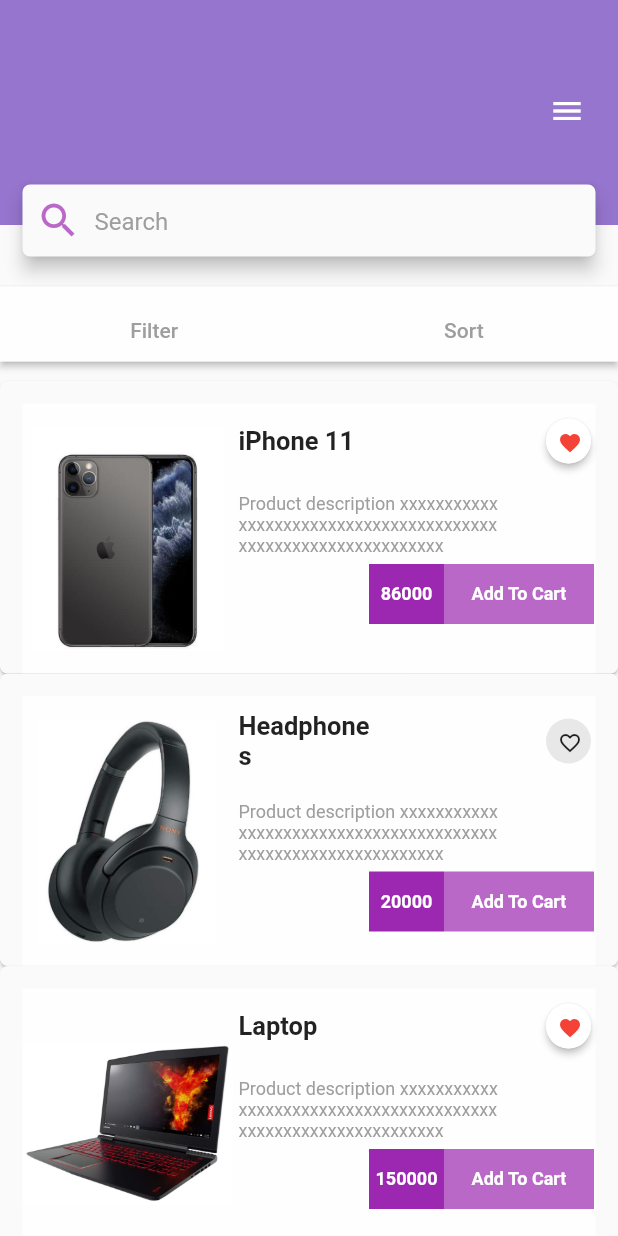
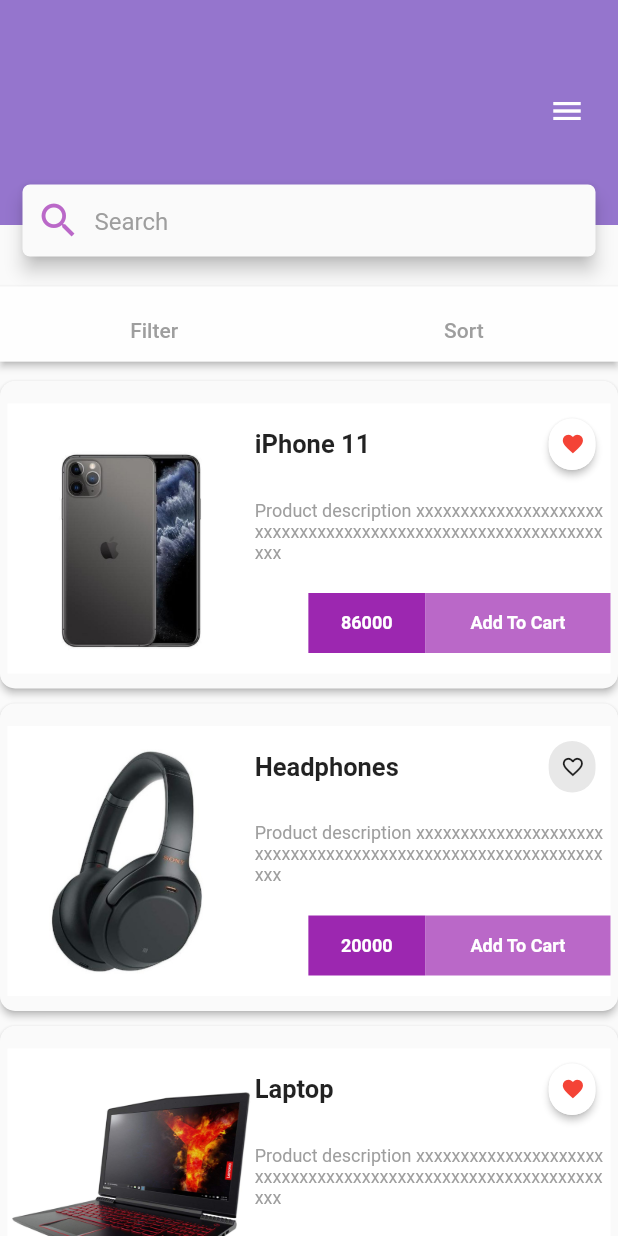
Before and after one commit to PradyumanAgrawal/zomatoClone, a Flutter app: the Discover screen opened by its route, on a phone screen of 412 x 824 dp. Run offline on Flutter 3.47's test engine with Material 2 defaults, Android fonts, the phone set to English and light mode, and no system bars.

Commit message:
fixed the layout overflow issue

```diff
--- a/lib/discover.dart
+++ b/lib/discover.dart
@@ -118,10 +118,15 @@
             ],
           ),
           itemCard('iPhone 11','assets/iphone11.jpg', true,'86000', context),
+          SizedBox(height:10),
           itemCard('Headphones','assets/headphones.jpg', !true,'20000',context),
+          SizedBox(height:10),
           itemCard('Laptop','assets/laptop.jpg', true,'150000',context),
+          SizedBox(height:10),
           itemCard('iPhone 11','assets/airpods.jpg', !true,'15000',context),
+          SizedBox(height:10),
           itemCard('Dress','assets/dress.jpg', true,'5000',context),
+          SizedBox(height:10),
         ],
       ),
     );
@@ -130,37 +135,40 @@
 
 Widget itemCard (String name, String imgPath, bool isFav, String price, BuildContext context){
   return Material(
-    elevation: 1,
-    borderRadius: BorderRadius.circular(5),
+    elevation: 2,
+    borderRadius: BorderRadius.circular(10),
     child: Padding(
-      padding: EdgeInsets.only(left: 15, right: 15, top: 15),
+      padding: EdgeInsets.only(left: 5, right: 5, top: 15, bottom: 10),
       child: Container( //card
         height: 180,
         width: double.infinity,
-        color: Colors.white70,
+        color: Colors.white,
         child: Row(
+          mainAxisAlignment: MainAxisAlignment.spaceEvenly,
           children: <Widget>[
             Container(
-              width: 140.0,
+              width: MediaQuery.of(context).size.width* 1.20/3,
               height: 150.0,
               decoration: BoxDecoration(
               image: DecorationImage(
                   image: AssetImage(imgPath), fit: BoxFit.contain)),
             ),
-            SizedBox(width: 4.0),
-            Column(
+            //SizedBox(width: 4.0),
+            Expanded(
+                child: Container(
+                width: MediaQuery.of(context).size.width*1.80/3 ,
+                child: Column(
                           crossAxisAlignment: CrossAxisAlignment.start,
                           children: <Widget>[
                             SizedBox(height: 10,),
                             Row(
-                  mainAxisAlignment: MainAxisAlignment.spaceBetween,
                               children: <Widget>[
                                 InkWell(
                                   onTap: () {
                                     Navigator.pushNamed(context,'/description');
                                   },
                                   child: Container(
-                        width: 90,
+                                    width: MediaQuery.of(context).size.width*(2/3)*(3/4) - 10,
                                     child: Text(
                                       name,
                                       style: TextStyle(
@@ -170,47 +178,53 @@
                                     ),
                                   ),
                                 ),
-                    SizedBox(width: 115),
-                    Material(
+                                //SizedBox(width: 100),
+                                Expanded(
+                                  child: Container(
+                                    width: MediaQuery.of(context).size.width*(1/3)*(1/4),
+                                    child: Material(
                                       elevation: isFav ? 2 : 0,
                                       borderRadius: BorderRadius.circular(20),
                                       child: Container(
-                        height: 30,
-                        width: 30,
+                                        height: MediaQuery.of(context).size.width*(1/3)*(1/4),
+                                        width: MediaQuery.of(context).size.width*(1/3)*(1/4),
                                         decoration: BoxDecoration(
-                          borderRadius: BorderRadius.circular(15),
+                                          borderRadius: BorderRadius.circular(MediaQuery.of(context).size.width*(1/3)*(1/8)),
                                           color: isFav ? Colors.white : Colors.grey.withOpacity(0.2),
                                         ),
                                         child: Center(
                                           child: IconButton(
                                             icon: isFav ? Icon(Icons.favorite,color: Colors.red,) : Icon(Icons.favorite_border),
-                            iconSize: 16,
+                                            iconSize: MediaQuery.of(context).size.width*(1/3)*(1/8) - 1,
                                             onPressed: () {
                                               //itemCard(name, imgPath, !isFav); //TODO figure out how to use the button
                                             } ,
                                           ),
                                         ),
                                       ),
-                    )
+                                    ),
+                                  ),
+                                ),
+                                SizedBox(width:10),
                               ],
                             ),
                             SizedBox(height: 20,),
                             Container(
-                  width: 175,
+                              width: MediaQuery.of(context).size.width*2/3,
                               child: Text(
                                   'Product description xxxxxxxxxxxxxxxxxxxxxxxxxxxxxxxxxxxxxxxxxxxxxxxxxxxxxxxxxxxxxxx',
                                 textAlign: TextAlign.left,
                                 style: TextStyle(color: Colors.grey, fontSize: 12),
                               ),
                             ),
-                SizedBox(height: 5,),
+                            SizedBox(height: 20,),
                             Row(
-                  mainAxisAlignment: MainAxisAlignment.center,
+                              mainAxisAlignment: MainAxisAlignment.end,
                               children: <Widget>[
-                    SizedBox(width: 87,),
+                                //SizedBox(width: 87,),
                                 Container(
                                   height: 40,
-                      width: 50,
+                                  width: MediaQuery.of(context).size.width*(1/3)*(1.7/3),
                                   color: Colors.purple,
                                   child: Center(
                                     child: Text(
@@ -225,7 +239,7 @@
                                 ),
                                 Container(
                                   height: 40,
-                      width: 100,
+                                  width: MediaQuery.of(context).size.width*(1/3)*(2.7/3),
                                   color: Colors.purple[300],
                                   child: Center(
                                     child: FlatButton(
@@ -244,7 +258,10 @@
                               ],
                             )
                           ],
+                        ),
+              ),
             )
+
           ]
         ),
       ),
```
Lines whose indentation alone changed are shown as unchanged.
